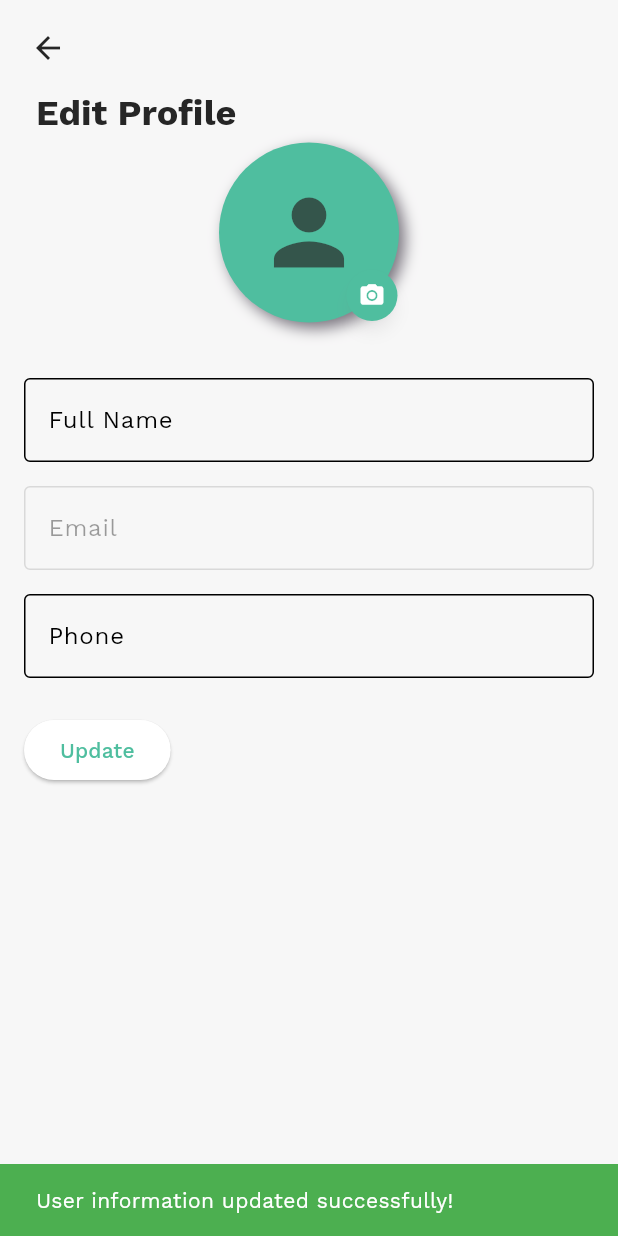
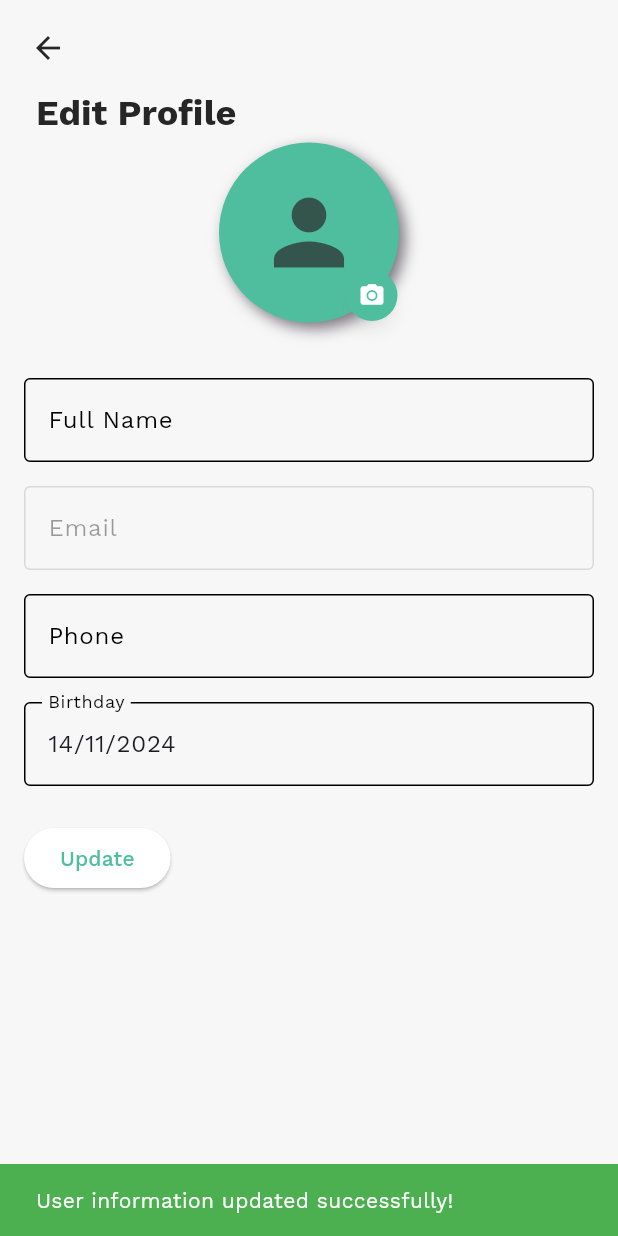
Before and after one commit to nguyentranlht/Flutter_hotel_booking_ver2, a Flutter app: the EditProfile screen opened directly with empty values, after a tap on "Update", on a phone screen of 412 x 824 dp. Run offline on Flutter 3.47's test engine with Material 3 defaults, Android fonts, the phone set to English and light mode, and no system bars; our stand-ins replace bloc, cloud_firestore, equatable, firebase_auth, firebase_core, firebase_database and 12 more; missing offline and left inert: flutter_login_facebook, flutter_stripe; accounts and stored records are empty; generated files the repository leaves out were written again.

Commit message:
update edit user

```diff
--- a/flutter_hotel_booking_ver2/lib/l10n/app_ar.arb
+++ b/flutter_hotel_booking_ver2/lib/l10n/app_ar.arb
@@ -164,5 +164,6 @@
     "full_name_cannot_empty": "لا يمكن أن يكون الاسم الكامل فارغًا",
     "last_name_cannot_empty": "لا يمكن أن يكون اسم العائلة فارغًا",
     "capacity": "السعة",
-    "phone_cannot_empty": "لا يمكن أن يكون رقم الهاتف فارغًا"
+    "phone_cannot_empty": "لا يمكن أن يكون رقم الهاتف فارغًا",
+    "birthday": "تاريخ الميلاد"
 }
--- a/flutter_hotel_booking_ver2/lib/l10n/app_en.arb
+++ b/flutter_hotel_booking_ver2/lib/l10n/app_en.arb
@@ -164,5 +164,6 @@
     "full_name_cannot_empty": "Full name cannot be empty",
     "last_name_cannot_empty": "Last Name cannot be empty",
     "capacity": "Capacity",
-    "phone_cannot_empty": "Phone cannot be empty"
+    "phone_cannot_empty": "Phone cannot be empty",
+    "birthday": "Birthday"
 }
--- a/flutter_hotel_booking_ver2/lib/l10n/app_fr.arb
+++ b/flutter_hotel_booking_ver2/lib/l10n/app_fr.arb
@@ -164,5 +164,6 @@
     "full_name_cannot_empty": "Le nom complet ne peut pas être vide",
     "last_name_cannot_empty": "Le nom de famille ne peut pas être vide",
     "capacity": "Capacité",
-    "phone_cannot_empty": "Le téléphone ne peut pas être vide"
+    "phone_cannot_empty": "Le téléphone ne peut pas être vide",
+    "birthday": "Anniversaire"
 }
--- a/flutter_hotel_booking_ver2/lib/l10n/app_ja.arb
+++ b/flutter_hotel_booking_ver2/lib/l10n/app_ja.arb
@@ -164,5 +164,6 @@
     "full_name_cannot_empty": "フルネームは空にできません",
     "last_name_cannot_empty": "姓は空にできません",
     "capacity": "容量",
-    "phone_cannot_empty": "電話番号は空にできません"
+    "phone_cannot_empty": "電話番号は空にできません",
+    "birthday": "誕生日"
 }
--- a/flutter_hotel_booking_ver2/lib/l10n/app_vi.arb
+++ b/flutter_hotel_booking_ver2/lib/l10n/app_vi.arb
@@ -164,5 +164,6 @@
     "full_name_cannot_empty": "Họ và tên không được để trống",
     "last_name_cannot_empty": "Họ không được để trống",
     "capacity": "Sức chứa",
-    "phone_cannot_empty": "Số điện thoại không được để trống"
+    "phone_cannot_empty": "Số điện thoại không được để trống",
+    "birthday": "Ngày sinh"
 }
--- a/flutter_hotel_booking_ver2/lib/modules/profile/edit_profile.dart
+++ b/flutter_hotel_booking_ver2/lib/modules/profile/edit_profile.dart
@@ -1,8 +1,6 @@
 import 'dart:io';
 import 'package:firebase_storage/firebase_storage.dart';
 import 'package:flutter/material.dart';
-import 'package:flutter_hotel_booking_ver2/constants/localfiles.dart';
-import 'package:flutter_hotel_booking_ver2/constants/text_styles.dart';
 import 'package:flutter_hotel_booking_ver2/constants/themes.dart';
 import 'package:flutter_hotel_booking_ver2/language/app_localizations.dart';
 import 'package:flutter_hotel_booking_ver2/widgets/common_appbar_view.dart';
@@ -32,6 +30,7 @@ class _EditProfileState extends ConsumerState<EditProfile> {
   late TextEditingController _nameController;
   late TextEditingController _emailController;
   late TextEditingController _phoneController;
+  late TextEditingController _birthdayController;
 
   @override
   void initState() {
@@ -39,6 +38,9 @@ class _EditProfileState extends ConsumerState<EditProfile> {
     _nameController = TextEditingController(text: widget.myUser.fullname);
     _emailController = TextEditingController(text: widget.myUser.email);
     _phoneController = TextEditingController(text: widget.myUser.phonenumber);
+    _birthdayController = TextEditingController(
+      text: DateFormat('dd/MM/yyyy').format(widget.myUser.birthday),
+    );
   }
 
   // Hàm chọn ảnh từ thư viện
@@ -50,6 +52,21 @@ class _EditProfileState extends ConsumerState<EditProfile> {
       });
     } else {
       print("Chưa chọn ảnh nào");
+    }
+  }
+
+  // Hàm chọn ngày sinh
+  Future<void> _selectDate(BuildContext context) async {
+    final DateTime? pickedDate = await showDatePicker(
+      context: context,
+      initialDate: widget.myUser.birthday,
+      firstDate: DateTime(1900),
+      lastDate: DateTime.now(),
+    );
+    if (pickedDate != null && pickedDate != widget.myUser.birthday) {
+      setState(() {
+        _birthdayController.text = DateFormat('dd/MM/yyyy').format(pickedDate);
+      });
     }
   }
 
@@ -72,6 +89,7 @@ class _EditProfileState extends ConsumerState<EditProfile> {
         fullname: _nameController.text,
         phonenumber: _phoneController.text,
         picture: photoURL ?? widget.myUser.picture,
+        birthday: DateFormat('dd/MM/yyyy').parse(_birthdayController.text),
       );
 
       // Sử dụng provider để cập nhật Firestore
@@ -82,6 +100,8 @@ class _EditProfileState extends ConsumerState<EditProfile> {
         widget.myUser.fullname = _nameController.text;
         widget.myUser.phonenumber = _phoneController.text;
         widget.myUser.picture = photoURL ?? widget.myUser.picture;
+        widget.myUser.birthday =
+            DateFormat('dd/MM/yyyy').parse(_birthdayController.text);
       });
       // Hiển thị thông báo thành công
       ScaffoldMessenger.of(context).showSnackBar(
@@ -131,6 +151,15 @@ class _EditProfileState extends ConsumerState<EditProfile> {
                         _buildEditableField("Email", _emailController,
                             enabled: false),
                         _buildEditableField(Loc.alized.phone, _phoneController),
+                        GestureDetector(
+                          onTap: () => _selectDate(context),
+                          child: AbsorbPointer(
+                            child: _buildEditableField(
+                              Loc.alized.birthday,
+                              _birthdayController,
+                            ),
+                          ),
+                        ),
                         Padding(
                           padding: const EdgeInsets.only(top: 24.0),
                           child: ElevatedButton(
--- a/flutter_hotel_booking_ver2/lib/provider/user_provider.dart
+++ b/flutter_hotel_booking_ver2/lib/provider/user_provider.dart
@@ -19,7 +19,7 @@ final uploadPictureProvider = FutureProvider.family<String?, MyUser>((ref, param
   return userService.uploadPicture(params.picture, params.userId);
 });
 
-final uploadUserProvider = FutureProvider.family<String?, MyUser>((ref, params) async {
+final uploadUserProvider = FutureProvider.family<void, MyUser>((ref, params) async {
   final userService = ref.watch(userServiceProvider);
-  return userService.updateUser(params);
+  userService.updateUser(params);
 });
--- a/flutter_hotel_booking_ver2/lib/provider/user_service.dart
+++ b/flutter_hotel_booking_ver2/lib/provider/user_service.dart
@@ -29,7 +29,7 @@ class UserService {
       return null;
     }
   }
-  Future<String?> updateUser(MyUser user) async {
+  Future<void> updateUser(MyUser user) async {
     try {
       // Tham chiếu đến document của user dựa trên userId
       DocumentReference userDocRef = _firestore.collection('users').doc(user.userId);
--- a/flutter_hotel_booking_ver2/packages/user_repository/lib/src/models/my_user.dart
+++ b/flutter_hotel_booking_ver2/packages/user_repository/lib/src/models/my_user.dart
@@ -7,7 +7,7 @@ class MyUser extends Equatable {
   late String fullname;
   String? picture;
   late String phonenumber;
-  final DateTime birthday; // Chuyển đổi sang DateTime
+  late DateTime birthday; // Chuyển đổi sang DateTime
   final String role;
 
   MyUser({
```
